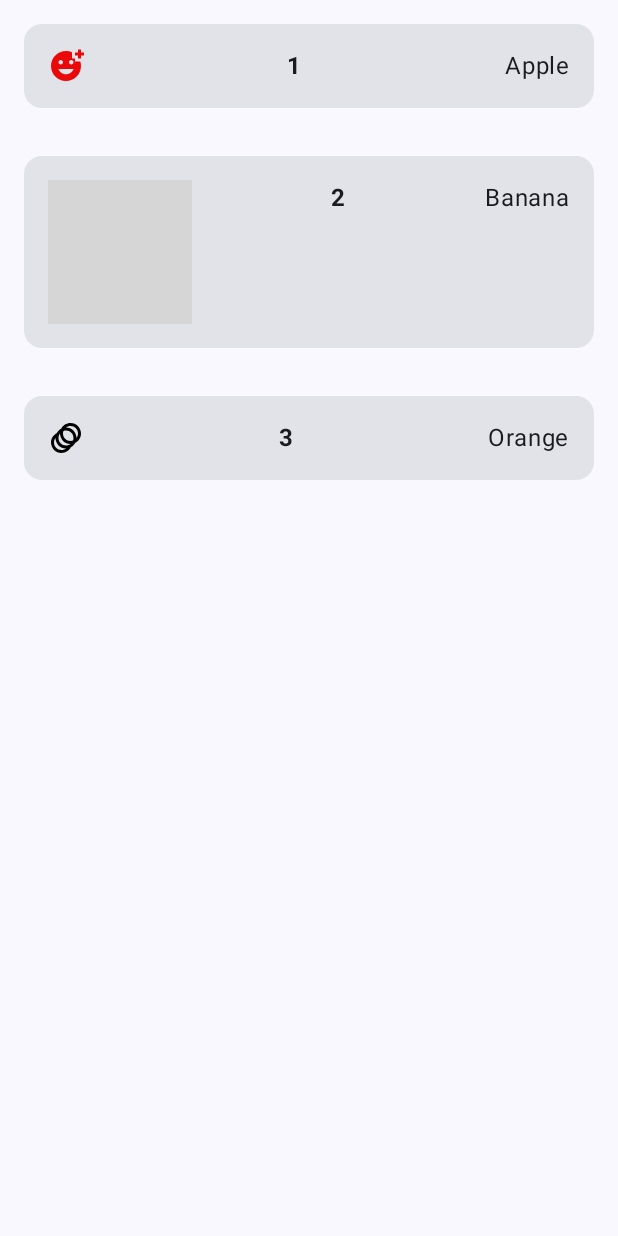
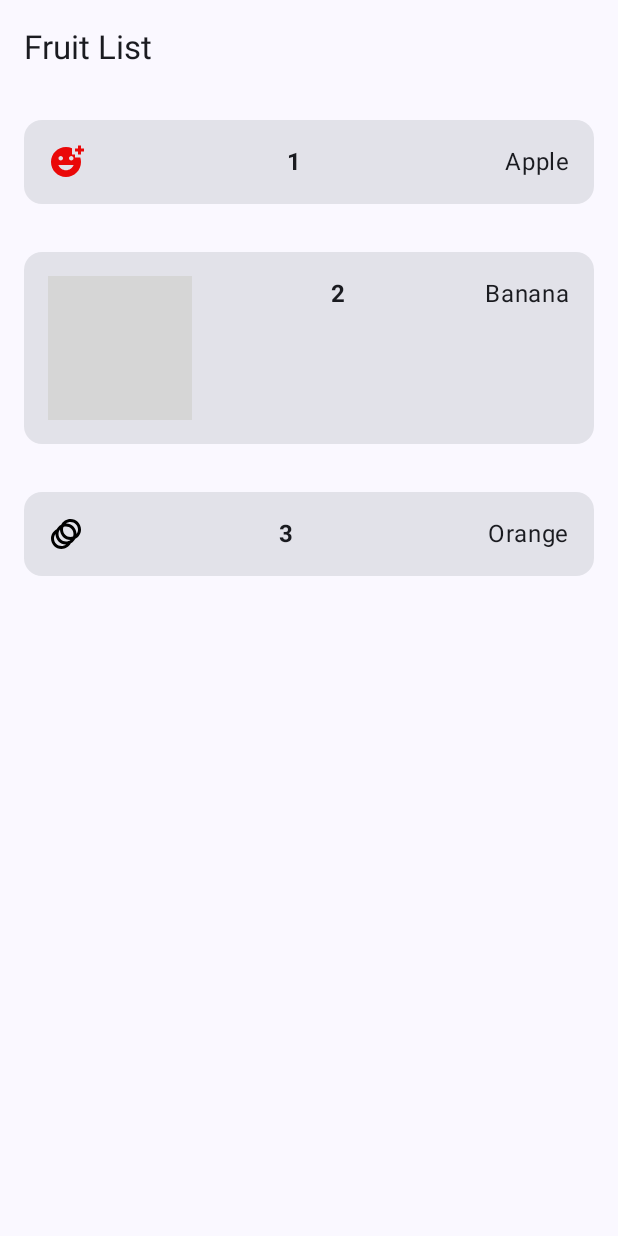
Before and after one commit to jaymart7/Todo, an Android app built with Jetpack Compose: the screen it shows after launch (MainActivity), on a phone screen of 412 x 824 dp. Run offline under Robolectric (Android 15) with nearby library versions, the phone set to English and light mode, and no system bars; grey boxes are pictures that could not be loaded.

Commit message:
Third Lesson [Navigate and Update]

```diff
--- a/app/build.gradle.kts
+++ b/app/build.gradle.kts
@@ -2,6 +2,7 @@ plugins {
     alias(libs.plugins.android.application)
     alias(libs.plugins.kotlin.android)
     alias(libs.plugins.kotlin.compose)
+    alias(libs.plugins.kotlin.serialization)
 }
 
 android {
@@ -40,6 +41,8 @@ android {
 }
 
 dependencies {
+    implementation(libs.androidx.navigation.compose)
+    implementation(libs.kotlinx.serialization.json)
 
     implementation(libs.androidx.core.ktx)
     implementation(libs.androidx.lifecycle.runtime.ktx)
--- a/app/src/main/java/ph/mart/todo/MainActivity.kt
+++ b/app/src/main/java/ph/mart/todo/MainActivity.kt
@@ -28,14 +28,10 @@ import ph.mart.todo.ui.theme.TodoTheme
 class MainActivity : ComponentActivity() {
     override fun onCreate(savedInstanceState: Bundle?) {
         super.onCreate(savedInstanceState)
-        enableEdgeToEdge()
+//        enableEdgeToEdge()
         setContent {
             TodoTheme {
-                Scaffold(modifier = Modifier.fillMaxSize()) { innerPadding ->
-                    MyList(
-                        modifier = Modifier.padding(innerPadding)
-                    )
-                }
+                ThirdLesson()
             }
         }
     }
--- a/app/src/main/java/ph/mart/todo/SecondLesson.kt
+++ b/app/src/main/java/ph/mart/todo/SecondLesson.kt
@@ -10,13 +10,11 @@ import androidx.compose.foundation.layout.padding
 import androidx.compose.foundation.lazy.LazyColumn
 import androidx.compose.foundation.lazy.items
 import androidx.compose.material3.Card
+import androidx.compose.material3.ExperimentalMaterial3Api
 import androidx.compose.material3.Scaffold
 import androidx.compose.material3.Text
+import androidx.compose.material3.TopAppBar
 import androidx.compose.runtime.Composable
-import androidx.compose.runtime.getValue
-import androidx.compose.runtime.mutableStateOf
-import androidx.compose.runtime.remember
-import androidx.compose.runtime.setValue
 import androidx.compose.ui.Modifier
 import androidx.compose.ui.res.painterResource
 import androidx.compose.ui.text.font.FontWeight
@@ -26,13 +24,35 @@ import ph.mart.todo.data.Fruit
 import ph.mart.todo.data.fruits
 import ph.mart.todo.ui.theme.TodoTheme
 
+@OptIn(ExperimentalMaterial3Api::class)
+@Composable
+fun FruitListScreen(
+    onClick: (Fruit) -> Unit,
+    modifier: Modifier = Modifier
+) {
+    Scaffold(
+        modifier = modifier,
+        topBar = {
+            TopAppBar(
+                title = { Text("Fruit List") }
+            )
+        }
+    ) { paddingValues ->
+        MyList(
+            onClick = onClick,
+            modifier = Modifier.padding(paddingValues)
+        )
+    }
+}
+
 @Composable
 fun MyList(
+    onClick: (Fruit) -> Unit,
     modifier: Modifier = Modifier
 ) {
 //    val fruits = listOf("Apple", "Banana", "Orange")
 
-    val moreFruits = mutableListOf<String>()
+    /*val moreFruits = mutableListOf<String>()
     repeat(200) {
         moreFruits.add("Fruit $it")
     }
@@ -46,17 +66,14 @@ fun MyList(
             onConfirm = { isDialogShown = false },
             text = selectedFruit?.name ?: ""
         )
-    }
+    }*/
 
     LazyColumn(
         modifier = modifier.fillMaxWidth()
     ) {
         items(fruits) { fruit ->
             FruitItem(
-                onClick = {
-                    selectedFruit = it
-                    isDialogShown = true
-                },
+                onClick = onClick,
                 fruit = fruit
             )
         }
@@ -102,7 +119,8 @@ fun MyPreview() {
     TodoTheme {
         Scaffold(modifier = Modifier.fillMaxSize()) { innerPadding ->
             MyList(
-                modifier = Modifier.padding(innerPadding)
+                modifier = Modifier.padding(innerPadding),
+                onClick = { }
             )
         }
     }
--- /dev/null
+++ b/app/src/main/java/ph/mart/todo/ThirdLesson.kt
@@ -0,0 +1,41 @@
+package ph.mart.todo
+
+import androidx.compose.runtime.Composable
+import androidx.compose.ui.Modifier
+import androidx.navigation.compose.NavHost
+import androidx.navigation.compose.composable
+import androidx.navigation.compose.rememberNavController
+import androidx.navigation.toRoute
+import ph.mart.todo.data.Screen.FruitDetails
+import ph.mart.todo.data.Screen.FruitList
+
+@Composable
+fun ThirdLesson(
+    modifier: Modifier = Modifier
+) {
+    val navController = rememberNavController()
+
+    NavHost(
+        navController = navController,
+        startDestination = FruitList,
+        modifier = modifier
+    ) {
+        composable<FruitList> {
+            FruitListScreen(
+                onClick = { fruit ->
+                    navController.navigate(FruitDetails(fruit.id))
+                }
+            )
+        }
+
+        composable<FruitDetails> { backStackEntry ->
+            val args = backStackEntry.toRoute<FruitDetails>()
+
+            FruitDetailsScreen(
+                onBack = { navController.popBackStack() },
+                fruitId = args.fruitId
+            )
+        }
+    }
+
+}
--- a/app/src/main/java/ph/mart/todo/data/Fruit.kt
+++ b/app/src/main/java/ph/mart/todo/data/Fruit.kt
@@ -8,7 +8,7 @@ data class Fruit(
     val icon: Int
 )
 
-val fruits = listOf(
+val fruits = mutableListOf(
     Fruit("1", "Apple", R.drawable.baseline_add_reaction_24),
     Fruit("2", "Banana", R.drawable.baseline_alarm_24),
     Fruit("3", "Orange", R.drawable.baseline_animation_24),
--- /dev/null
+++ b/app/src/main/java/ph/mart/todo/data/Screen.kt
@@ -0,0 +1,12 @@
+package ph.mart.todo.data
+
+import kotlinx.serialization.Serializable
+
+object Screen {
+
+    @Serializable
+    data object FruitList
+
+    @Serializable
+    data class FruitDetails(val fruitId: String)
+}
--- a/gradle/libs.versions.toml
+++ b/gradle/libs.versions.toml
@@ -7,7 +7,9 @@ junitVersion = "1.2.1"
 espressoCore = "3.6.1"
 lifecycleRuntimeKtx = "2.8.6"
 activityCompose = "1.9.2"
+kotlinxSerializationJson = "1.7.3"
 composeBom = "2024.04.01"
+navigationCompose = "2.8.2"
 
 [libraries]
 androidx-core-ktx = { group = "androidx.core", name = "core-ktx", version.ref = "coreKtx" }
@@ -25,7 +27,11 @@ androidx-ui-test-manifest = { group = "androidx.compose.ui", name = "ui-test-man
 androidx-ui-test-junit4 = { group = "androidx.compose.ui", name = "ui-test-junit4" }
 androidx-material3 = { group = "androidx.compose.material3", name = "material3" }
 
+androidx-navigation-compose = { module = "androidx.navigation:navigation-compose", version.ref = "navigationCompose" }
+kotlinx-serialization-json = { module = "org.jetbrains.kotlinx:kotlinx-serialization-json", version.ref = "kotlinxSerializationJson" }
+
 [plugins]
 android-application = { id = "com.android.application", version.ref = "agp" }
 kotlin-android = { id = "org.jetbrains.kotlin.android", version.ref = "kotlin" }
 kotlin-compose = { id = "org.jetbrains.kotlin.plugin.compose", version.ref = "kotlin" }
+kotlin-serialization = { id = "org.jetbrains.kotlin.plugin.serialization", version.ref = "kotlin" }
```
Also changed, not shown: app/src/main/java/ph/mart/todo/FruitDetails.kt (added, +79 -0 lines), app/src/main/java/ph/mart/todo/ui/common/TopBar.kt (added, +29 -0 lines).
